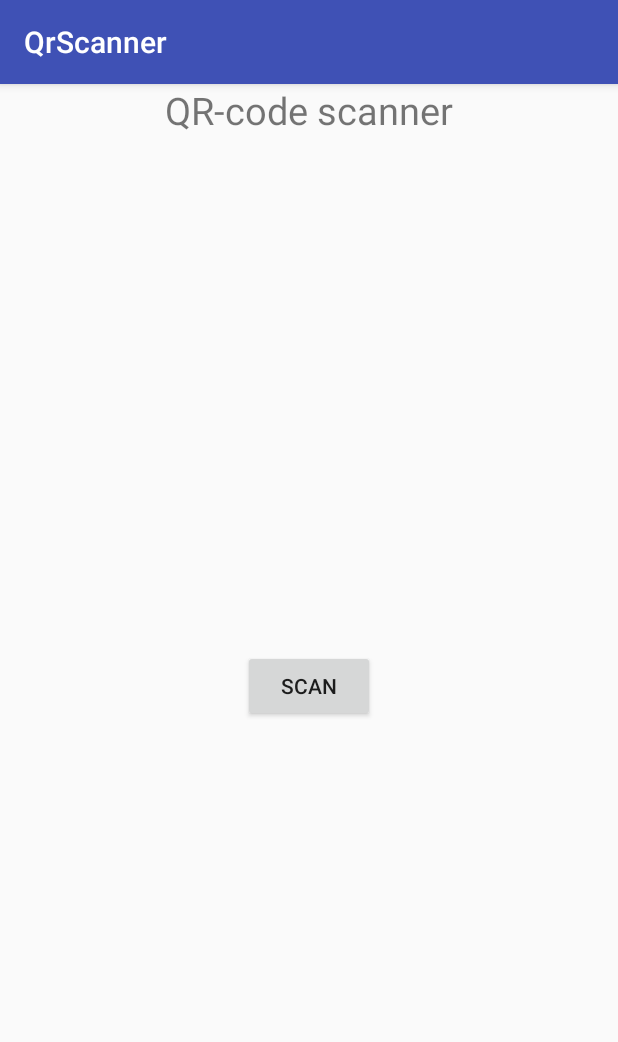
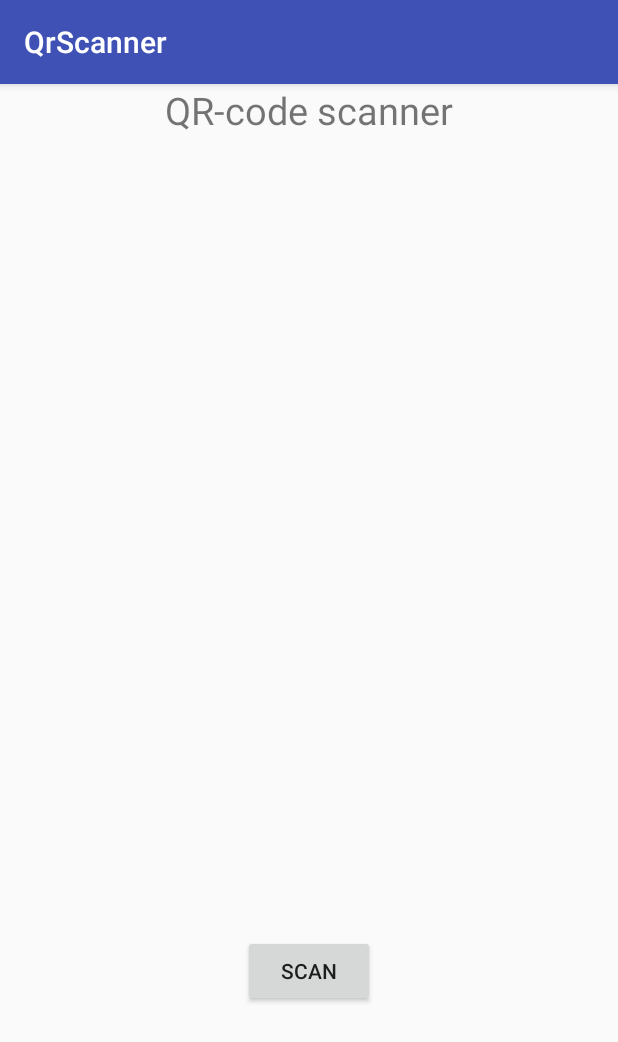
Before and after one commit to Arsenii020194/QrScanner, an Android app: the screen it shows after launch (ReaderActivity), on a phone screen of 412 x 824 dp. Shown: the top 1042 px of the screen. Run offline under Robolectric (Android 15) with nearby library versions, the phone set to English and light mode, and no system bars; libraries missing offline, so code that uses them is left out: com.google.zxing.integration.

Commit message:
add portrait mode, save textView data

```diff
--- a/app/src/main/res/layout/activity_reader.xml
+++ b/app/src/main/res/layout/activity_reader.xml
@@ -29,19 +29,19 @@
         android:text="SCAN"
         app:layout_constraintBottom_toBottomOf="parent"
         app:layout_constraintEnd_toEndOf="parent"
-        app:layout_constraintHorizontal_bias="0.5"
         app:layout_constraintStart_toStartOf="parent"
-        app:layout_constraintTop_toBottomOf="@+id/textView" />
+        app:layout_constraintTop_toBottomOf="@+id/textView"
+        app:layout_constraintVertical_bias="0.777" />
 
     <TextView
         android:id="@+id/qrView"
-        android:layout_width="368dp"
-        android:layout_height="180dp"
+        android:layout_width="367dp"
+        android:layout_height="157dp"
+        android:layout_marginLeft="8dp"
+        android:layout_marginStart="8dp"
         app:layout_constraintBottom_toTopOf="@+id/scan_btn"
-        app:layout_constraintEnd_toEndOf="parent"
-        app:layout_constraintHorizontal_bias="0.0"
         app:layout_constraintStart_toStartOf="parent"
         app:layout_constraintTop_toBottomOf="@+id/textView"
-        app:layout_constraintVertical_bias="0.428" />
+        app:layout_constraintVertical_bias="0.267" />
 
 </android.support.constraint.ConstraintLayout>
```
Also changed, not shown: app/src/main/AndroidManifest.xml (+10 -1 lines), app/src/main/java/com/ssau/qrscanner/qrscanner/ReaderActivity.java (+15 -4 lines).
